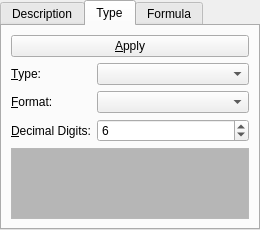
Old version of the form qtfrontend/table/controltabs.ui in the repository narunlifescience/AlphaPlot.
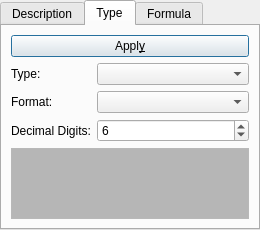
New version of the form. The open tabs and pages were chosen to show the change.

Commit message: - merged the changes to the matrix and table control   tabs from the 0.2.x branch:   # tabs now get the focus when selected in a menu   # removed GUI element shortcuts that may conflict     with the main menu (by pressing Alt+something)   # "Apply" is activated by Alt+y until a better     solution is found (rather low priority IMHO)

What changed in the file:
```diff
--- a/qtfrontend/table/controltabs.ui
+++ b/qtfrontend/table/controltabs.ui
@@ -152,14 +152,6 @@
       </layout>
      </widget>
      <widget class="QWidget" name="format_tab" >
-      <property name="geometry" >
-       <rect>
-        <x>0</x>
-        <y>0</y>
-        <width>256</width>
-        <height>203</height>
-       </rect>
-      </property>
       <attribute name="title" >
        <string>Type</string>
       </attribute>
@@ -179,14 +171,17 @@
 &lt;p style=" margin-top:0px; margin-bottom:0px; margin-left:0px; margin-right:0px; -qt-block-indent:0; text-indent:0px;">Apply new type and format to all selected columns&lt;/p>&lt;/body>&lt;/html></string>
          </property>
          <property name="text" >
-          <string>&amp;Apply</string>
+          <string>Appl&amp;y</string>
+         </property>
+         <property name="default" >
+          <bool>true</bool>
          </property>
         </widget>
        </item>
        <item row="1" column="0" >
         <widget class="QLabel" name="type_label" >
          <property name="text" >
-          <string>&amp;Type:</string>
+          <string>Type:</string>
          </property>
          <property name="buddy" >
           <cstring>type_box</cstring>
@@ -218,7 +213,7 @@
        <item row="2" column="0" >
         <widget class="QLabel" name="format_label" >
          <property name="text" >
-          <string>&amp;Format:</string>
+          <string>Format:</string>
          </property>
          <property name="buddy" >
           <cstring>format_box</cstring>
@@ -250,7 +245,7 @@
        <item row="3" column="0" >
         <widget class="QLabel" name="digits_label" >
          <property name="text" >
-          <string>&amp;Decimal Digits:</string>
+          <string>Decimal Digits:</string>
          </property>
          <property name="buddy" >
           <cstring>digits_box</cstring>
```
Left out of the diff: 32 changed lines with no effect on the pictures. The commit also changes 3 other files.
